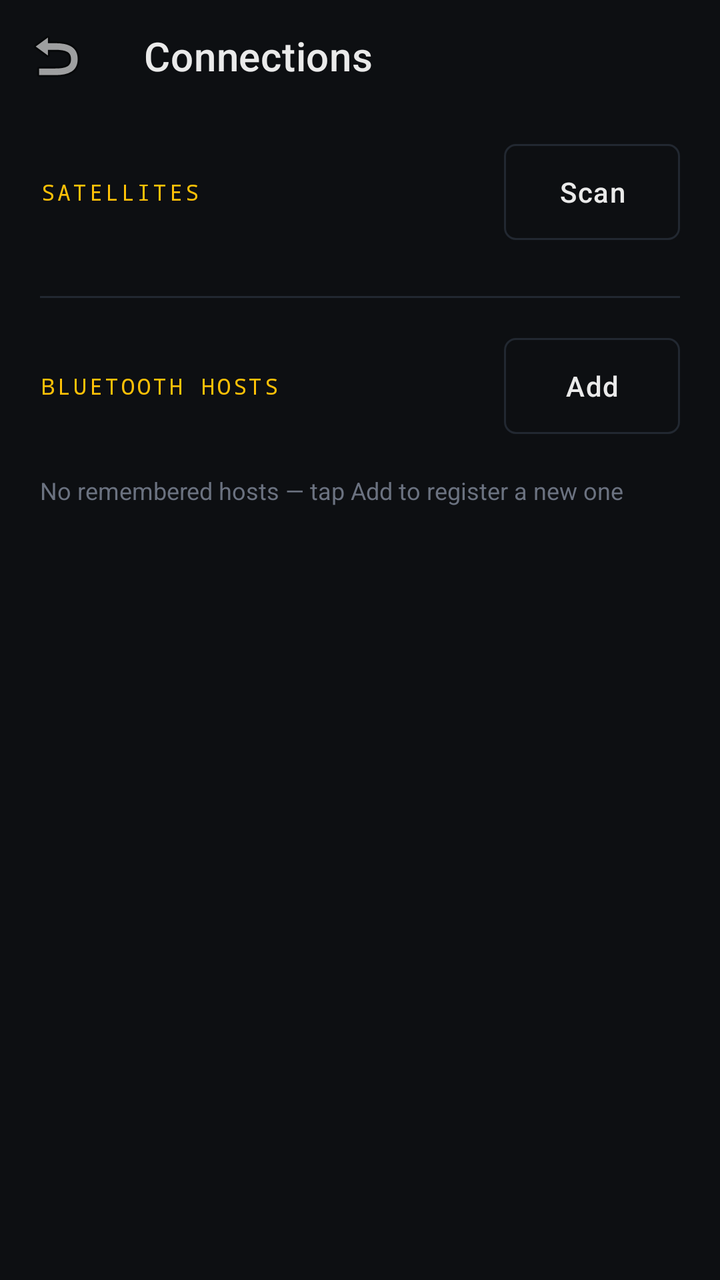
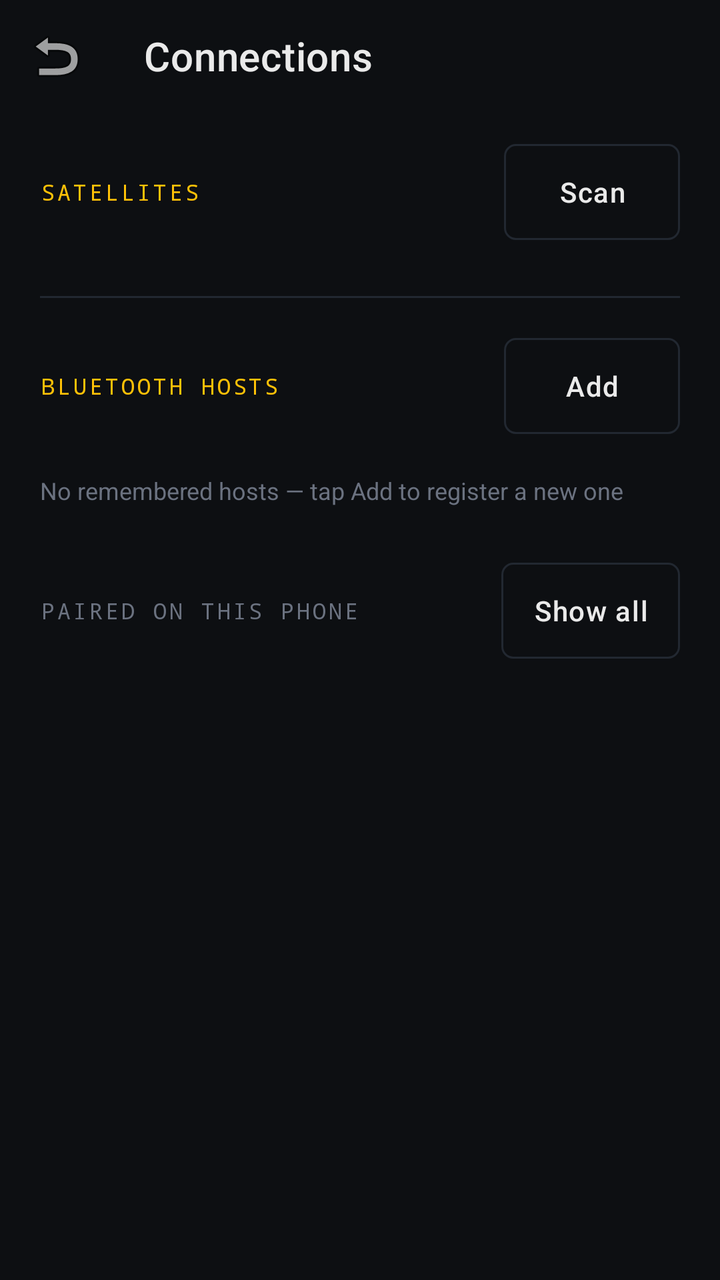

Screens rendered from an Android XML layout before and after an edit, with the pre-edit source and the edit as a unified diff.
<!-- AndroidManifest.xml: activity theme Theme.Dish -->
<!-- res/layout/activity_connections.xml -->
<?xml version="1.0" encoding="utf-8"?>
<LinearLayout xmlns:android="http://schemas.android.com/apk/res/android"
    xmlns:app="http://schemas.android.com/apk/res-auto"
    android:layout_width="match_parent"
    android:layout_height="match_parent"
    android:orientation="vertical"
    android:background="@color/colorBackground"
    android:fitsSystemWindows="true">

    <com.google.android.material.appbar.MaterialToolbar
        android:id="@+id/toolbar"
        android:layout_width="match_parent"
        android:layout_height="?attr/actionBarSize"
        android:background="@color/colorBackground"
        app:title="Connections"
        app:titleTextColor="@color/colorOnSurface"
        app:navigationIcon="@android:drawable/ic_menu_revert" />

    <androidx.core.widget.NestedScrollView
        android:layout_width="match_parent"
        android:layout_height="0dp"
        android:layout_weight="1"
        android:paddingHorizontal="20dp"
        android:paddingVertical="16dp">

        <LinearLayout
            android:layout_width="match_parent"
            android:layout_height="wrap_content"
            android:orientation="vertical">

            
            <LinearLayout
                android:layout_width="match_parent"
                android:layout_height="wrap_content"
                android:orientation="horizontal"
                android:gravity="center_vertical">

                <TextView
                    android:layout_width="0dp"
                    android:layout_height="wrap_content"
                    android:layout_weight="1"
                    android:text="SATELLITES"
                    android:textColor="@color/colorPrimary"
                    android:textSize="11sp"
                    android:fontFamily="monospace"
                    android:letterSpacing="0.12" />

                <com.google.android.material.button.MaterialButton
                    android:id="@+id/btnSatelliteScan"
                    style="@style/Widget.Dish.Button.Outlined"
                    android:layout_width="wrap_content"
                    android:layout_height="wrap_content"
                    android:text="Scan"
                    android:textAllCaps="false" />
            </LinearLayout>

            <LinearLayout
                android:id="@+id/llSatelliteList"
                android:layout_width="match_parent"
                android:layout_height="wrap_content"
                android:orientation="vertical"
                android:paddingTop="8dp" />

            <TextView
                android:id="@+id/tvSatelliteEmpty"
                android:layout_width="match_parent"
                android:layout_height="wrap_content"
                android:text="Tap Scan to find satellites on your network"
                android:textColor="@color/colorMuted"
                android:textSize="12sp"
                android:paddingVertical="12dp"
                android:visibility="gone" />

            <View
                android:layout_width="match_parent"
                android:layout_height="1dp"
                android:layout_marginVertical="20dp"
                android:background="@color/colorOutline" />

            
            <LinearLayout
                android:layout_width="match_parent"
                android:layout_height="wrap_content"
                android:orientation="horizontal"
                android:gravity="center_vertical">

                <TextView
                    android:layout_width="0dp"
                    android:layout_height="wrap_content"
                    android:layout_weight="1"
                    android:text="BLUETOOTH HOSTS"
                    android:textColor="@color/colorPrimary"
                    android:textSize="11sp"
                    android:fontFamily="monospace"
                    android:letterSpacing="0.12" />

                <com.google.android.material.button.MaterialButton
                    android:id="@+id/btnBtAdd"
                    style="@style/Widget.Dish.Button.Outlined"
                    android:layout_width="wrap_content"
                    android:layout_height="wrap_content"
                    android:text="Add"
                    android:textAllCaps="false" />
            </LinearLayout>

            <LinearLayout
                android:id="@+id/llBtList"
                android:layout_width="match_parent"
                android:layout_height="wrap_content"
                android:orientation="vertical"
                android:paddingTop="8dp" />

            <TextView
                android:id="@+id/tvBtEmpty"
                android:layout_width="match_parent"
                android:layout_height="wrap_content"
                android:text="No remembered hosts — tap Add to register a new one"
                android:textColor="@color/colorMuted"
                android:textSize="12sp"
                android:paddingVertical="12dp" />
        </LinearLayout>
    </androidx.core.widget.NestedScrollView>
</LinearLayout>
<!-- resources referenced by this layout -->
<resources>
  <color name="colorBackground">#0D0F12</color>
  <color name="colorMuted">#6B7280</color>
  <color name="colorOnSurface">#EAEAEA</color>
  <color name="colorOutline">#222831</color>
  <color name="colorPrimary">#FFC107</color>
  <style name="Widget.Dish.Button.Outlined" parent="Widget.MaterialComponents.Button.OutlinedButton">
          <item name="backgroundTint">@android:color/transparent</item>
          <item name="android:textColor">@color/colorOnSurface</item>
          <item name="strokeColor">@color/colorOutline</item>
          <item name="strokeWidth">1dp</item>
          <item name="android:textAllCaps">true</item>
          <item name="android:letterSpacing">0.04</item>
          <item name="cornerRadius">6dp</item>
          <item name="android:insetTop">0dp</item>
          <item name="android:insetBottom">0dp</item>
          <item name="rippleColor">@color/colorPrimaryDark</item>
      </style>
  <style name="Theme.Dish" parent="Theme.MaterialComponents.DayNight.NoActionBar">
          <item name="colorPrimary">@color/colorPrimary</item>
          <item name="colorPrimaryVariant">@color/colorPrimaryDark</item>
          <item name="colorOnPrimary">@color/colorOnPrimary</item>
          <item name="colorSecondary">@color/colorPrimaryMid</item>
          <item name="colorSecondaryVariant">@color/colorPrimaryDark</item>
          <item name="colorOnSecondary">@color/colorOnSurface</item>
          <item name="colorSurface">@color/colorSurface</item>
          <item name="colorOnSurface">@color/colorOnSurface</item>
          <item name="colorError">@color/colorError</item>
          <item name="android:colorBackground">@color/colorBackground</item>
          <item name="android:windowBackground">@color/colorBackground</item>
          <item name="android:statusBarColor">@color/colorBackground</item>
          <item name="android:navigationBarColor">@color/colorBackground</item>
          
          <item name="materialButtonStyle">@style/Widget.Dish.Button</item>
      </style>
  <color name="colorPrimaryDark">#A65F1E</color>
  <color name="colorOnPrimary">#0D0F12</color>
  <color name="colorPrimaryMid">#C27A2C</color>
  <color name="colorSurface">#161A1F</color>
  <color name="colorError">#E74C3C</color>
  <style name="Widget.Dish.Button" parent="Widget.MaterialComponents.Button">
          <item name="backgroundTint">@color/colorPrimaryDark</item>
          <item name="android:textColor">@color/colorOnSurface</item>
          <item name="android:textAllCaps">true</item>
          <item name="android:letterSpacing">0.04</item>
          <item name="cornerRadius">6dp</item>
          <item name="android:insetTop">0dp</item>
          <item name="android:insetBottom">0dp</item>
          <item name="rippleColor">@color/colorPrimaryMid</item>
      </style>
</resources>

<!-- the commit's change to res/layout/activity_connections.xml (unified diff, before → after) -->
@@ -118,6 +118,87 @@
                 android:textColor="@color/colorMuted"
                 android:textSize="12sp"
                 android:paddingVertical="12dp" />
+
+            
+            <LinearLayout
+                android:id="@+id/llBondedHeader"
+                android:layout_width="match_parent"
+                android:layout_height="wrap_content"
+                android:orientation="horizontal"
+                android:gravity="center_vertical"
+                android:layout_marginTop="16dp">
+
+                <TextView
+                    android:layout_width="0dp"
+                    android:layout_height="wrap_content"
+                    android:layout_weight="1"
+                    android:text="PAIRED ON THIS PHONE"
+                    android:textColor="@color/colorMuted"
+                    android:textSize="11sp"
+                    android:fontFamily="monospace"
+                    android:letterSpacing="0.12" />
+
+                <com.google.android.material.button.MaterialButton
+                    android:id="@+id/btnBondedShowAll"
+                    style="@style/Widget.Dish.Button.Outlined"
+                    android:layout_width="wrap_content"
+                    android:layout_height="wrap_content"
+                    android:text="Show all"
+                    android:textAllCaps="false" />
+            </LinearLayout>
+
+            <LinearLayout
+                android:id="@+id/llBondedList"
+                android:layout_width="match_parent"
+                android:layout_height="wrap_content"
+                android:orientation="vertical"
+                android:paddingTop="8dp" />
+
+            <TextView
+                android:id="@+id/tvBondedEmpty"
+                android:layout_width="match_parent"
+                android:layout_height="wrap_content"
+                android:text="No additional paired devices on this phone"
+                android:textColor="@color/colorMuted"
+                android:textSize="12sp"
+                android:paddingVertical="12dp"
+                android:visibility="gone" />
+
+            <TextView
+                android:id="@+id/tvBondedHint"
+                android:layout_width="match_parent"
+                android:layout_height="wrap_content"
+                android:text="Most devices here aren't gamepad hosts — try Claim only if you're sure."
+                android:textColor="@color/colorMuted"
+                android:textSize="11sp"
+                android:paddingVertical="4dp"
+                android:visibility="gone" />
+
+            <LinearLayout
+                android:id="@+id/llBondedPermission"
+                android:layout_width="match_parent"
+                android:layout_height="wrap_content"
+                android:orientation="horizontal"
+                android:gravity="center_vertical"
+                android:visibility="gone"
+                android:paddingVertical="8dp">
+
+                <TextView
+                    android:layout_width="0dp"
+                    android:layout_height="wrap_content"
+                    android:layout_weight="1"
+                    android:text="Allow Bluetooth permission to see paired hosts"
+                    android:textColor="@color/colorMuted"
+                    android:textSize="12sp" />
+
+                <com.google.android.material.button.MaterialButton
+                    android:id="@+id/btnBondedGrant"
+                    style="@style/Widget.Dish.Button.Outlined"
+                    android:layout_width="wrap_content"
+                    android:layout_height="wrap_content"
+                    android:text="Grant"
+                    android:textAllCaps="false" />
+            </LinearLayout>
         </LinearLayout>
     </androidx.core.widget.NestedScrollView>
 </LinearLayout>
